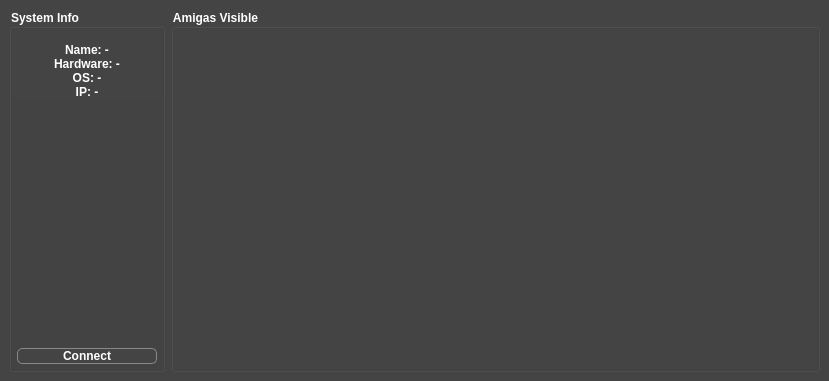
Qt form ApolloExplorerPC/scanningwindow.ui (ronybeck/ApolloExplorer) before a commit.
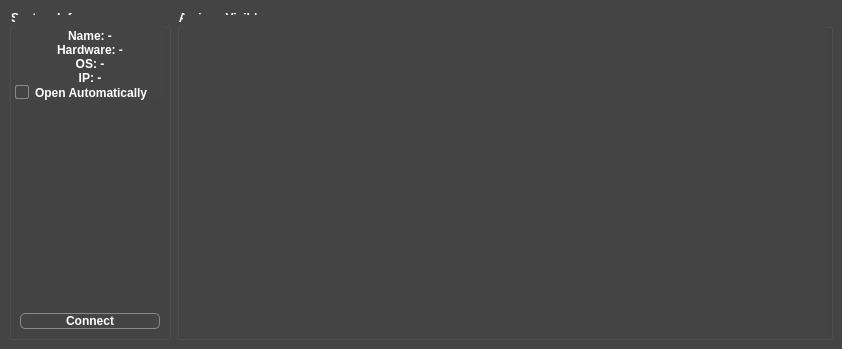
The same form after that commit. Icons and pictures are not drawn.

Diff of the .ui file:
```diff
--- a/ApolloExplorerPC/scanningwindow.ui
+++ b/ApolloExplorerPC/scanningwindow.ui
@@ -6,8 +6,8 @@
    <rect>
     <x>0</x>
     <y>0</y>
-    <width>829</width>
-    <height>381</height>
+    <width>842</width>
+    <height>349</height>
    </rect>
   </property>
   <property name="sizePolicy">
@@ -48,6 +48,31 @@
 QPushButton::hover
 {
 	border: 1px solid #aaaaaa;
+}
+
+QGroupBox
+{
+	padding: 5px;
+}
+
+QCheckBox::indicator
+{
+	border: 1px solid rgb(136, 138, 133);
+    border-radius: 2px;
+}
+
+QCheckBox::indicator:unchecked {
+    image: url(checkbox_unchecked.png);
+}
+
+QCheckBox::indicator:checked {
+    image: url(checkbox_checked.png);
+	background-color: red;
+}
+
+QListView::item
+{
+	padding: 10px;
 }</string>
   </property>
   <property name="unifiedTitleAndToolBarOnMac">
@@ -58,7 +83,7 @@
     <item>
      <widget class="QGroupBox" name="groupBoxDetails">
       <property name="enabled">
-       <bool>true</bool>
+       <bool>false</bool>
       </property>
       <property name="styleSheet">
        <string notr="true"/>
@@ -147,6 +172,13 @@
          </property>
         </widget>
        </item>
+       <item>
+        <widget class="QCheckBox" name="checkBoxOpenAutomatically">
+         <property name="text">
+          <string>Open Automatically</string>
+         </property>
+        </widget>
+       </item>
        <item>
         <spacer name="verticalSpacer">
          <property name="orientation">
```
